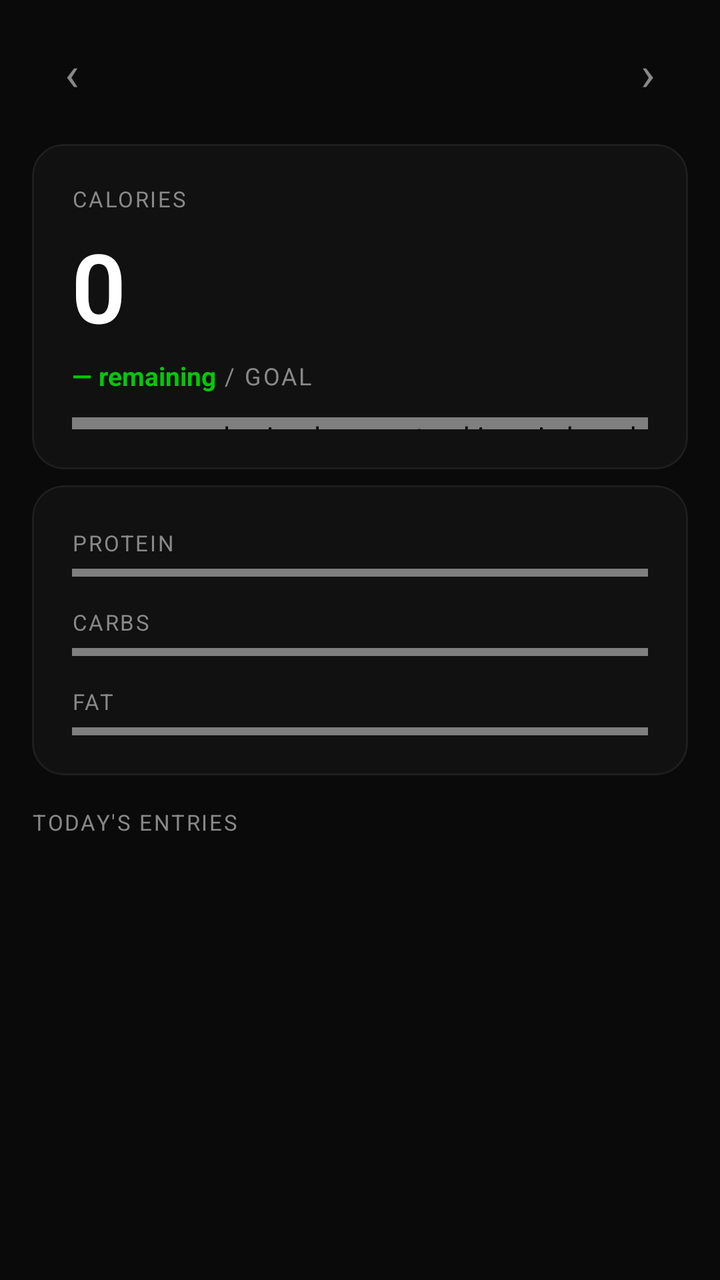
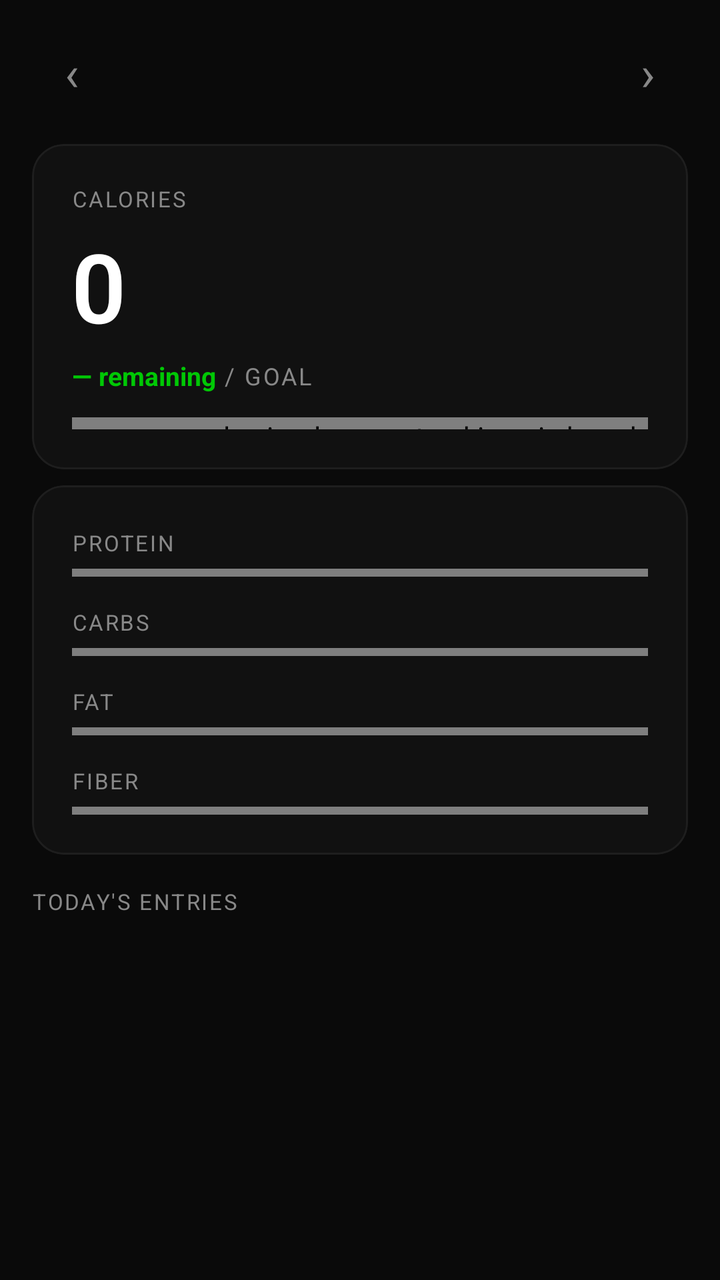

Two renders of the same Android screen: before a commit and after it. Below are the layout's source before the change and the commit's diff.
<!-- AndroidManifest.xml: application theme Theme.SimpleMacroTracking -->
<!-- res/layout/fragment_diary.xml -->
<?xml version="1.0" encoding="utf-8"?>
<androidx.coordinatorlayout.widget.CoordinatorLayout
    xmlns:android="http://schemas.android.com/apk/res/android"
    xmlns:app="http://schemas.android.com/apk/res-auto"
    android:layout_width="match_parent"
    android:layout_height="match_parent"
    android:background="@color/color_bg_primary">

    <androidx.core.widget.NestedScrollView
        android:layout_width="match_parent"
        android:layout_height="match_parent"
        android:clipToPadding="false"
        android:paddingBottom="88dp"
        app:layout_behavior="@string/appbar_scrolling_view_behavior">

        <LinearLayout
            android:layout_width="match_parent"
            android:layout_height="wrap_content"
            android:orientation="vertical"
            android:padding="16dp">

            
            <LinearLayout
                android:layout_width="match_parent"
                android:layout_height="wrap_content"
                android:gravity="center_vertical"
                android:orientation="horizontal"
                android:layout_marginBottom="16dp">

                <TextView
                    android:id="@+id/btn_prev_day"
                    android:layout_width="40dp"
                    android:layout_height="40dp"
                    android:gravity="center"
                    android:text="&#8249;"
                    android:textSize="24sp"
                    android:textColor="@color/color_text_secondary"
                    android:background="?attr/selectableItemBackgroundBorderless"
                    android:contentDescription="Previous day" />

                <TextView
                    android:id="@+id/tv_date"
                    android:layout_width="0dp"
                    android:layout_height="wrap_content"
                    android:layout_weight="1"
                    android:gravity="center"
                    android:textAppearance="@style/TextAppearance.Macro.SectionLabel"
                    android:textSize="13sp"
                    android:padding="8dp"
                    android:background="?attr/selectableItemBackground" />

                <TextView
                    android:id="@+id/btn_next_day"
                    android:layout_width="40dp"
                    android:layout_height="40dp"
                    android:gravity="center"
                    android:text="&#8250;"
                    android:textSize="24sp"
                    android:textColor="@color/color_text_secondary"
                    android:background="?attr/selectableItemBackgroundBorderless"
                    android:contentDescription="Next day" />

            </LinearLayout>

            
            <com.google.android.material.card.MaterialCardView
                android:layout_width="match_parent"
                android:layout_height="wrap_content"
                android:layout_marginBottom="8dp"
                app:cardBackgroundColor="@color/color_bg_surface"
                app:cardCornerRadius="16dp"
                app:cardElevation="0dp"
                app:strokeWidth="1dp"
                app:strokeColor="@color/color_border">

                <LinearLayout
                    android:layout_width="match_parent"
                    android:layout_height="wrap_content"
                    android:orientation="vertical"
                    android:padding="20dp">

                    <TextView
                        android:layout_width="wrap_content"
                        android:layout_height="wrap_content"
                        android:text="CALORIES"
                        android:textAppearance="@style/TextAppearance.Macro.SectionLabel" />

                    <TextView
                        android:id="@+id/tv_calories_hero"
                        android:layout_width="wrap_content"
                        android:layout_height="wrap_content"
                        android:text="0"
                        android:textAppearance="@style/TextAppearance.Macro.HeroNumber"
                        android:layout_marginTop="4dp"
                        android:layout_marginBottom="4dp" />

                    <LinearLayout
                        android:layout_width="match_parent"
                        android:layout_height="wrap_content"
                        android:orientation="horizontal"
                        android:gravity="center_vertical">

                        <TextView
                            android:id="@+id/tv_calories_remaining"
                            android:layout_width="wrap_content"
                            android:layout_height="wrap_content"
                            android:text="— remaining"
                            android:textColor="@color/color_accent_green"
                            android:textSize="13sp"
                            android:textStyle="bold" />

                        <TextView
                            android:id="@+id/tv_calories_goal_label"
                            android:layout_width="wrap_content"
                            android:layout_height="wrap_content"
                            android:text=" / GOAL"
                            android:textAppearance="@style/TextAppearance.Macro.SectionLabel"
                            android:textAllCaps="false"
                            android:textSize="12sp" />

                    </LinearLayout>

                    <com.example.simplemacrotracking.ui.shared.MacroProgressView
                        android:id="@+id/progress_calories"
                        android:layout_width="match_parent"
                        android:layout_height="6dp"
                        android:layout_marginTop="12dp" />

                    <TextView
                        android:id="@+id/tv_calories"
                        android:layout_width="wrap_content"
                        android:layout_height="wrap_content"
                        android:visibility="gone" />

                </LinearLayout>
            </com.google.android.material.card.MaterialCardView>

            
            <com.google.android.material.card.MaterialCardView
                android:id="@+id/card_macros"
                android:layout_width="match_parent"
                android:layout_height="wrap_content"
                android:layout_marginBottom="16dp"
                app:cardBackgroundColor="@color/color_bg_surface"
                app:cardCornerRadius="16dp"
                app:cardElevation="0dp"
                app:strokeWidth="1dp"
                app:strokeColor="@color/color_border">

                <LinearLayout
                    android:layout_width="match_parent"
                    android:layout_height="wrap_content"
                    android:orientation="vertical"
                    android:padding="20dp">

                    
                    <LinearLayout
                        android:id="@+id/row_protein"
                        android:layout_width="match_parent"
                        android:layout_height="wrap_content"
                        android:orientation="horizontal"
                        android:gravity="center_vertical"
                        android:layout_marginBottom="4dp">
                        <TextView
                            android:layout_width="0dp"
                            android:layout_height="wrap_content"
                            android:layout_weight="1"
                            android:text="PROTEIN"
                            android:textAppearance="@style/TextAppearance.Macro.SectionLabel" />
                        <TextView
                            android:id="@+id/tv_protein"
                            android:layout_width="wrap_content"
                            android:layout_height="wrap_content"
                            android:textColor="@color/color_text_primary"
                            android:textSize="13sp"
                            android:textStyle="bold" />
                    </LinearLayout>
                    <com.example.simplemacrotracking.ui.shared.MacroProgressView
                        android:id="@+id/progress_protein"
                        android:layout_width="match_parent"
                        android:layout_height="4dp"
                        android:layout_marginBottom="14dp" />

                    
                    <LinearLayout
                        android:id="@+id/row_carbs"
                        android:layout_width="match_parent"
                        android:layout_height="wrap_content"
                        android:orientation="horizontal"
                        android:gravity="center_vertical"
                        android:layout_marginBottom="4dp">
                        <TextView
                            android:layout_width="0dp"
                            android:layout_height="wrap_content"
                            android:layout_weight="1"
                            android:text="CARBS"
                            android:textAppearance="@style/TextAppearance.Macro.SectionLabel" />
                        <TextView
                            android:id="@+id/tv_carbs"
                            android:layout_width="wrap_content"
                            android:layout_height="wrap_content"
                            android:textColor="@color/color_text_primary"
                            android:textSize="13sp"
                            android:textStyle="bold" />
                    </LinearLayout>
                    <com.example.simplemacrotracking.ui.shared.MacroProgressView
                        android:id="@+id/progress_carbs"
                        android:layout_width="match_parent"
                        android:layout_height="4dp"
                        android:layout_marginBottom="14dp" />

                    
                    <LinearLayout
                        android:id="@+id/row_fat"
                        android:layout_width="match_parent"
                        android:layout_height="wrap_content"
                        android:orientation="horizontal"
                        android:gravity="center_vertical"
                        android:layout_marginBottom="4dp">
                        <TextView
                            android:layout_width="0dp"
                            android:layout_height="wrap_content"
                            android:layout_weight="1"
                            android:text="FAT"
                            android:textAppearance="@style/TextAppearance.Macro.SectionLabel" />
                        <TextView
                            android:id="@+id/tv_fat"
                            android:layout_width="wrap_content"
                            android:layout_height="wrap_content"
                            android:textColor="@color/color_text_primary"
                            android:textSize="13sp"
                            android:textStyle="bold" />
                    </LinearLayout>
                    <com.example.simplemacrotracking.ui.shared.MacroProgressView
                        android:id="@+id/progress_fat"
                        android:layout_width="match_parent"
                        android:layout_height="4dp" />

                </LinearLayout>
            </com.google.android.material.card.MaterialCardView>

            
            <TextView
                android:layout_width="match_parent"
                android:layout_height="wrap_content"
                android:text="TODAY'S ENTRIES"
                android:textAppearance="@style/TextAppearance.Macro.SectionLabel"
                android:layout_marginBottom="8dp" />

            <androidx.recyclerview.widget.RecyclerView
                android:id="@+id/recycler_view"
                android:layout_width="match_parent"
                android:layout_height="wrap_content"
                app:layoutManager="androidx.recyclerview.widget.LinearLayoutManager"
                android:nestedScrollingEnabled="false" />

        </LinearLayout>
    </androidx.core.widget.NestedScrollView>

</androidx.coordinatorlayout.widget.CoordinatorLayout>
<!-- resources referenced by this layout -->
<resources>
  <color name="color_accent_green">#00C805</color>
  <color name="color_bg_primary">#0A0A0A</color>
  <color name="color_bg_surface">#111111</color>
  <color name="color_border">#1E1E1E</color>
  <color name="color_text_primary">#FFFFFF</color>
  <color name="color_text_secondary">#888888</color>
  <style name="TextAppearance.Macro.HeroNumber" parent="TextAppearance.MaterialComponents.Headline2">
          <item name="android:textColor">@color/color_text_primary</item>
          <item name="android:textStyle">bold</item>
          <item name="android:textSize">48sp</item>
      </style>
  <style name="TextAppearance.Macro.SectionLabel" parent="TextAppearance.MaterialComponents.Caption">
          <item name="android:textColor">@color/color_text_secondary</item>
          <item name="android:textSize">11sp</item>
          <item name="android:letterSpacing">0.08</item>
          <item name="android:textAllCaps">true</item>
      </style>
  <style name="Style.Macro.Card" parent="Widget.MaterialComponents.CardView">
          <item name="cardBackgroundColor">@color/color_bg_surface</item>
          <item name="cardElevation">0dp</item>
          <item name="cardCornerRadius">12dp</item>
          <item name="strokeWidth">1dp</item>
          <item name="strokeColor">@color/color_border</item>
      </style>
  <style name="Theme.Macro.BottomSheet" parent="ThemeOverlay.MaterialComponents.BottomSheetDialog">
          <item name="bottomSheetStyle">@style/Style.Macro.BottomSheet</item>
      </style>
  <style name="Theme.Macro.AlertDialog" parent="ThemeOverlay.MaterialComponents.MaterialAlertDialog">
          <item name="colorSurface">@color/color_bg_surface</item>
          <item name="colorOnSurface">@color/color_text_primary</item>
          <item name="android:colorBackground">@color/color_bg_surface</item>
          <item name="android:textColorPrimary">@color/color_text_primary</item>
          <item name="android:textColorSecondary">@color/color_text_secondary</item>
          <item name="buttonBarPositiveButtonStyle">@style/Style.Macro.Button.Primary</item>
      </style>
  <style name="Style.Macro.Chip" parent="Widget.MaterialComponents.Chip.Filter">
          <item name="chipBackgroundColor">@color/color_bg_elevated</item>
          <item name="android:textColor">@color/color_text_secondary</item>
          <item name="chipStrokeColor">@color/color_border</item>
          <item name="chipStrokeWidth">1dp</item>
          <item name="chipCornerRadius">20dp</item>
          <item name="checkedIconVisible">false</item>
      </style>
  <style name="Style.Macro.BottomSheet" parent="Widget.MaterialComponents.BottomSheet.Modal">
          <item name="backgroundTint">@color/color_bg_surface</item>
          <item name="shapeAppearanceOverlay">@style/ShapeAppearance.Macro.BottomSheet</item>
      </style>
  <style name="Style.Macro.Button.Primary" parent="Widget.MaterialComponents.Button">
          <item name="backgroundTint">@color/color_accent_green</item>
          <item name="android:textColor">@color/color_bg_primary</item>
          <item name="cornerRadius">12dp</item>
          <item name="android:textStyle">bold</item>
          <item name="elevation">0dp</item>
      </style>
  <color name="color_bg_elevated">#1A1A1A</color>
  <style name="ShapeAppearance.Macro.BottomSheet" parent="">
          <item name="cornerFamily">rounded</item>
          <item name="cornerSizeTopLeft">16dp</item>
          <item name="cornerSizeTopRight">16dp</item>
          <item name="cornerSizeBottomLeft">0dp</item>
          <item name="cornerSizeBottomRight">0dp</item>
      </style>
  <!-- unchanged entries left out for length: 1 -->
</resources>

<!-- the commit's change to res/layout/fragment_diary.xml (unified diff, before → after) -->
@@ -234,6 +234,34 @@
                     <com.example.simplemacrotracking.ui.shared.MacroProgressView
                         android:id="@+id/progress_fat"
                         android:layout_width="match_parent"
+                        android:layout_height="4dp"
+                        android:layout_marginBottom="14dp" />
+
+                    
+                    <LinearLayout
+                        android:id="@+id/row_fiber"
+                        android:layout_width="match_parent"
+                        android:layout_height="wrap_content"
+                        android:orientation="horizontal"
+                        android:gravity="center_vertical"
+                        android:layout_marginBottom="4dp">
+                        <TextView
+                            android:layout_width="0dp"
+                            android:layout_height="wrap_content"
+                            android:layout_weight="1"
+                            android:text="FIBER"
+                            android:textAppearance="@style/TextAppearance.Macro.SectionLabel" />
+                        <TextView
+                            android:id="@+id/tv_fiber"
+                            android:layout_width="wrap_content"
+                            android:layout_height="wrap_content"
+                            android:textColor="@color/color_text_primary"
+                            android:textSize="13sp"
+                            android:textStyle="bold" />
+                    </LinearLayout>
+                    <com.example.simplemacrotracking.ui.shared.MacroProgressView
+                        android:id="@+id/progress_fiber"
+                        android:layout_width="match_parent"
                         android:layout_height="4dp" />
 
                 </LinearLayout>
@@ -254,6 +282,25 @@
                 app:layoutManager="androidx.recyclerview.widget.LinearLayoutManager"
                 android:nestedScrollingEnabled="false" />
 
+            
+            <TextView
+                android:id="@+id/tv_recurring_header"
+                android:layout_width="match_parent"
+                android:layout_height="wrap_content"
+                android:text="RECURRING"
+                android:textAppearance="@style/TextAppearance.Macro.SectionLabel"
+                android:layout_marginTop="16dp"
+                android:layout_marginBottom="8dp"
+                android:visibility="gone" />
+
+            <androidx.recyclerview.widget.RecyclerView
+                android:id="@+id/recycler_recurring"
+                android:layout_width="match_parent"
+                android:layout_height="wrap_content"
+                app:layoutManager="androidx.recyclerview.widget.LinearLayoutManager"
+                android:nestedScrollingEnabled="false"
+                android:visibility="gone" />
+
         </LinearLayout>
     </androidx.core.widget.NestedScrollView>
 
